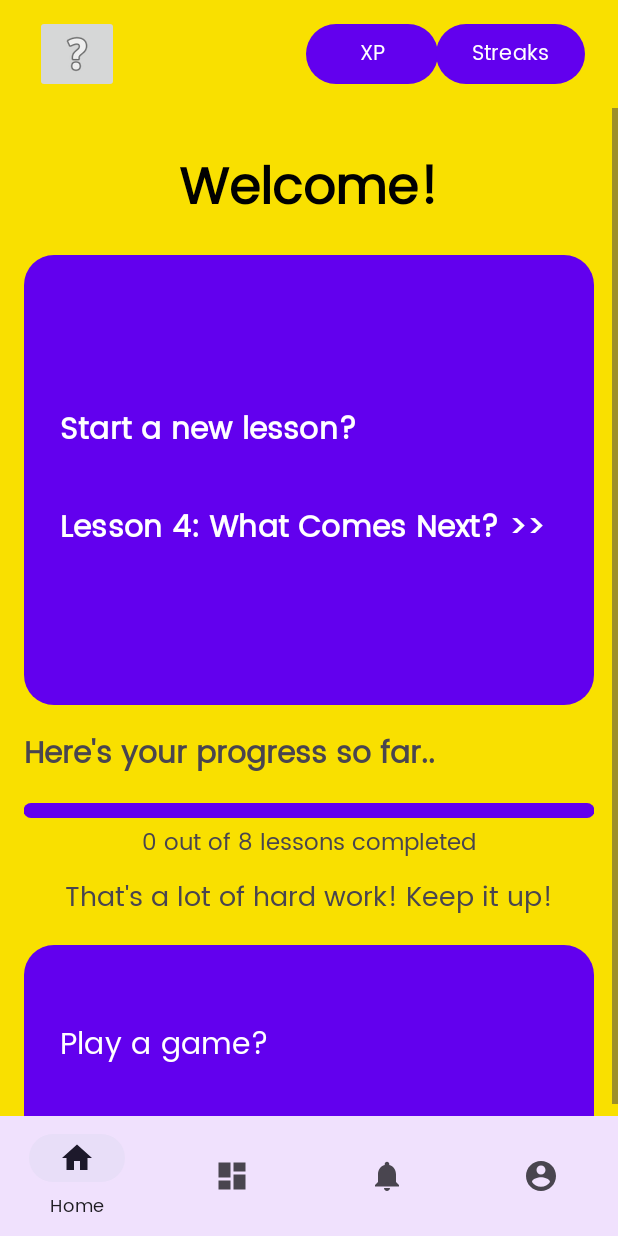
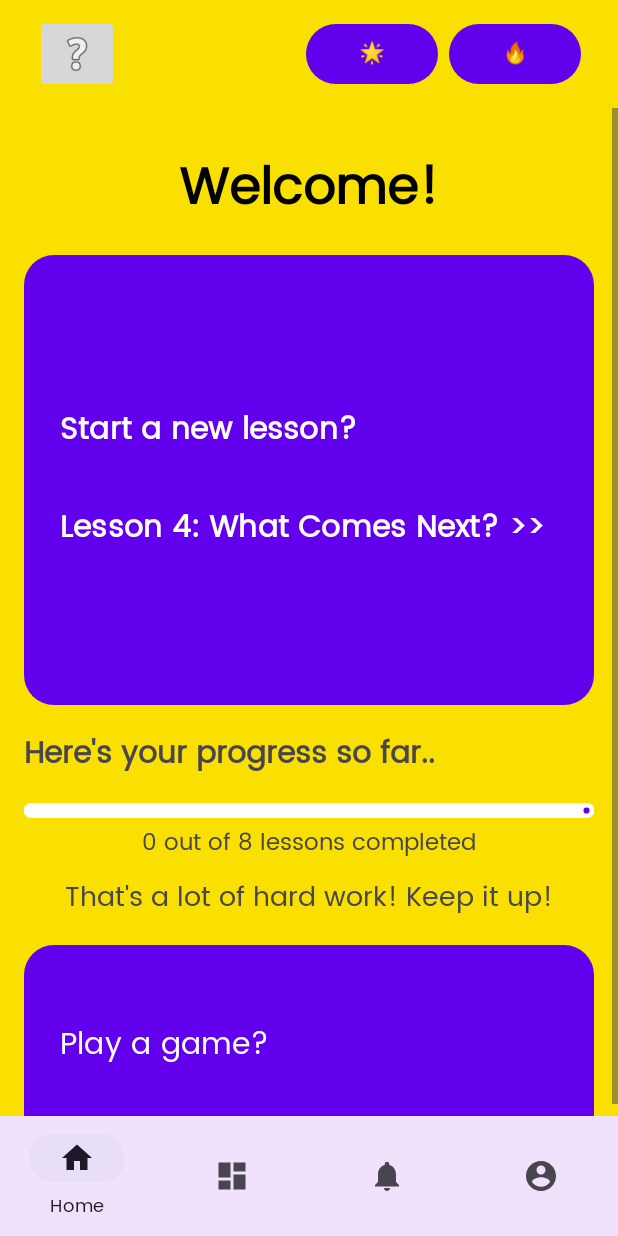
Before and after one commit to shan-liory/EduApp, an Android app: the HomeFragment screen opened directly, with no data from a screen before it, on a phone screen of 412 x 824 dp. Run offline under Robolectric (Android 15) with nearby library versions, the phone set to English and light mode, and no system bars; our stand-ins replace Firebase (no records; nobody signed in at launch, a user with empty details on screens opened directly), Picasso, navigation-ui; pictures from the network do not load; Roboto replaces fonts that are not available here.

Commit message:
Clean up homeFragment.xml

```diff
--- a/app/src/main/java/com/example/eduapp/HomeFragment.java
+++ b/app/src/main/java/com/example/eduapp/HomeFragment.java
@@ -57,7 +57,7 @@ public class HomeFragment extends BaseFragment {
     int num_compLessons = 0;
     int total_lessons = 8;
     int streaks = 0;
-    int score = 0;
+    Long scoreResult = Long.valueOf(0);
 
     @Override
     public void onCreate(@Nullable Bundle savedInstanceState) {
@@ -147,7 +147,7 @@ public class HomeFragment extends BaseFragment {
                         if (task.getResult().exists()){
                             String nameResult = task.getResult().getString("name");
                             String streakResult = task.getResult().getString("consecutiveStreakDays");
-                            Long scoreResult = task.getResult().getLong("score");
+                            scoreResult = task.getResult().getLong("score");
                             lessonsCompleted = (List<String>) task.getResult().get("lessonsCompleted");
 
                             name = String.valueOf(nameResult);
--- a/app/src/main/res/layout/fragment_home.xml
+++ b/app/src/main/res/layout/fragment_home.xml
@@ -33,7 +33,7 @@
                 android:layout_width="wrap_content"
                 android:layout_height="wrap_content"
                 android:layout_marginStart="196dp"
-                android:text="XP"
+                android:text="@string/glowingStarEmoji"
                 app:layout_constraintBottom_toBottomOf="parent"
                 app:layout_constraintStart_toStartOf="parent"
                 app:layout_constraintTop_toTopOf="parent"
@@ -45,7 +45,7 @@
                 android:layout_height="wrap_content"
                 android:layout_marginStart="5dp"
                 android:layout_marginEnd="16dp"
-                android:text="Streaks"
+                android:text="@string/streakEmoji"
                 app:layout_constraintBottom_toBottomOf="parent"
                 app:layout_constraintEnd_toEndOf="parent"
                 app:layout_constraintHorizontal_bias="0.777"
@@ -110,7 +110,7 @@
                     android:layout_marginStart="8dp"
                     android:layout_marginTop="16dp"
                     android:layout_marginEnd="8dp"
-                    android:progress="45"
+                    android:progress="0"
                     android:max="100"
                     app:indicatorColor="@color/purple_500"
                     app:trackColor="#FFFFFF"
--- a/app/src/main/res/values/strings.xml
+++ b/app/src/main/res/values/strings.xml
@@ -30,4 +30,6 @@
     <string name="hardWork">That\'s a lot of hard work! Keep it up!</string>
     <string name="streaks">Streaks</string>
     <string name="confirm">Confirm</string>
+    <string name="streakEmoji">&#128293;</string>
+    <string name="glowingStarEmoji">🌟</string>
 </resources>
```
